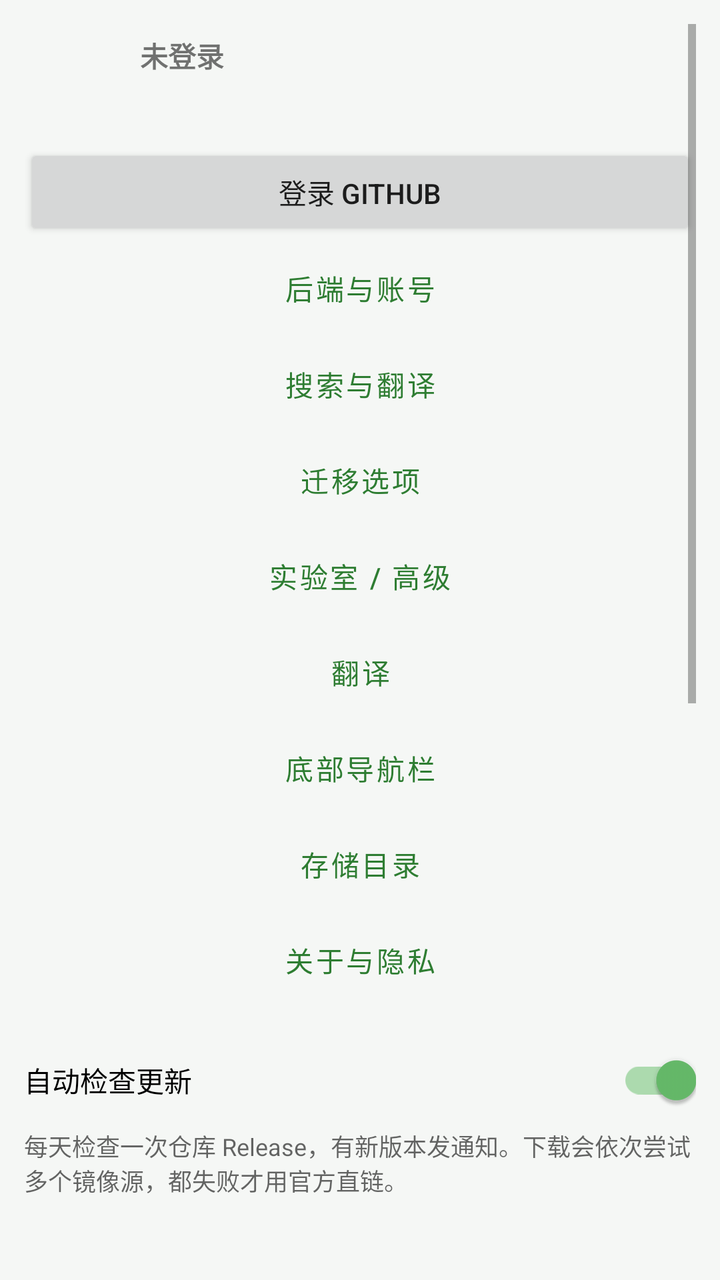
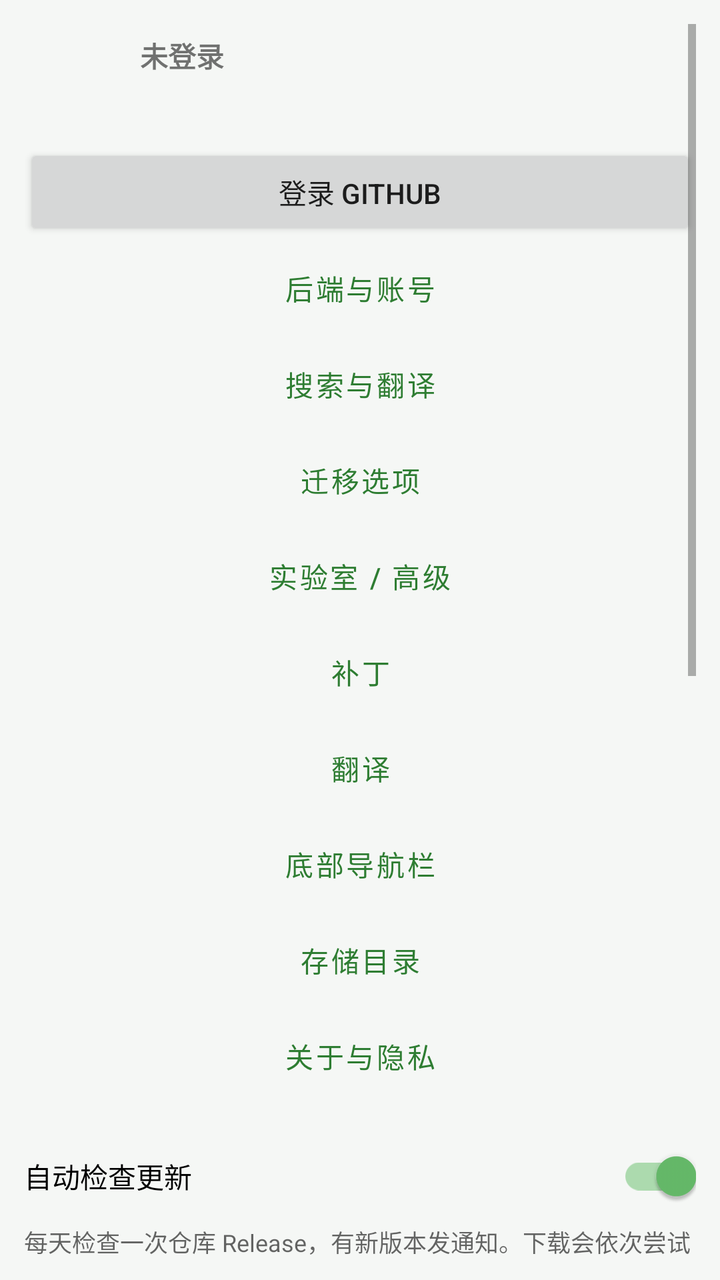

Two renders of the same Android screen: before a commit and after it. Below are the layout's source before the change and the commit's diff.
<!-- AndroidManifest.xml: application theme Theme.ModMigrator -->
<!-- res/layout/fragment_settings_main.xml -->
<?xml version="1.0" encoding="utf-8"?>
<ScrollView xmlns:android="http://schemas.android.com/apk/res/android"
    android:layout_width="match_parent"
    android:layout_height="match_parent"
    android:padding="12dp">

    <LinearLayout
        android:layout_width="match_parent"
        android:layout_height="wrap_content"
        android:orientation="vertical">

        <LinearLayout
            android:id="@+id/rowAccount"
            android:layout_width="match_parent"
            android:layout_height="wrap_content"
            android:gravity="center_vertical"
            android:orientation="horizontal"
            android:paddingBottom="12dp">

            <ImageView
                android:id="@+id/ivAvatar"
                android:layout_width="48dp"
                android:layout_height="48dp"
                android:contentDescription="@string/app_name"
                android:src="@drawable/ic_person" />

            <LinearLayout
                android:layout_width="0dp"
                android:layout_height="wrap_content"
                android:layout_marginStart="10dp"
                android:layout_weight="1"
                android:orientation="vertical">

                <TextView
                    android:id="@+id/tvAccount"
                    android:layout_width="match_parent"
                    android:layout_height="wrap_content"
                    android:text="@string/account_not_login"
                    android:textStyle="bold" />

                <TextView
                    android:id="@+id/tvConnState"
                    android:layout_width="match_parent"
                    android:layout_height="wrap_content"
                    android:textColor="@color/textSecondary"
                    android:textSize="12sp" />
            </LinearLayout>
        </LinearLayout>

        <Button
            android:id="@+id/btnAccount"
            android:layout_width="match_parent"
            android:layout_height="wrap_content"
            android:text="@string/account_login" />

        <Button
            android:id="@+id/btnGoBackend"
            style="@style/AppButtonOutlined"
            android:layout_width="match_parent"
            android:layout_height="wrap_content"
            android:text="@string/menu_backend" />

        <Button
            android:id="@+id/btnGoSearch"
            style="@style/AppButtonOutlined"
            android:layout_width="match_parent"
            android:layout_height="wrap_content"
            android:text="@string/menu_search" />

        <Button
            android:id="@+id/btnGoMigrate"
            style="@style/AppButtonOutlined"
            android:layout_width="match_parent"
            android:layout_height="wrap_content"
            android:text="@string/menu_migrate" />

        <Button
            android:id="@+id/btnGoLab"
            style="@style/AppButtonOutlined"
            android:layout_width="match_parent"
            android:layout_height="wrap_content"
            android:text="@string/menu_lab" />

        <Button
            android:id="@+id/btnGoTranslate"
            style="@style/AppButtonOutlined"
            android:layout_width="match_parent"
            android:layout_height="wrap_content"
            android:text="@string/menu_translate" />

        <Button
            android:id="@+id/btnGoNav"
            style="@style/AppButtonOutlined"
            android:layout_width="match_parent"
            android:layout_height="wrap_content"
            android:text="@string/menu_nav" />

        <Button
            android:id="@+id/btnGoStorage"
            style="@style/AppButtonOutlined"
            android:layout_width="match_parent"
            android:layout_height="wrap_content"
            android:text="@string/menu_storage" />

        <Button
            android:id="@+id/btnGoAbout"
            style="@style/AppButtonOutlined"
            android:layout_width="match_parent"
            android:layout_height="wrap_content"
            android:text="@string/menu_about" />

        <com.google.android.material.switchmaterial.SwitchMaterial
            android:id="@+id/swUpdate"
            android:layout_width="match_parent"
            android:layout_height="wrap_content"
            android:layout_marginTop="12dp"
            android:checked="true"
            android:text="@string/cfg_update" />

        <TextView
            android:layout_width="match_parent"
            android:layout_height="wrap_content"
            android:paddingBottom="8dp"
            android:text="@string/cfg_update_hint"
            android:textColor="@color/textSecondary"
            android:textSize="12sp" />

        <com.google.android.material.switchmaterial.SwitchMaterial
            android:id="@+id/swOffline"
            android:layout_width="match_parent"
            android:layout_height="wrap_content"
            android:layout_marginTop="12dp"
            android:text="@string/cfg_offline" />

        <TextView
            android:layout_width="match_parent"
            android:layout_height="wrap_content"
            android:paddingBottom="8dp"
            android:text="@string/cfg_offline_hint"
            android:textColor="@color/textSecondary"
            android:textSize="12sp" />

        
        <TextView
            android:id="@+id/tvOfflineParts"
            android:layout_width="match_parent"
            android:layout_height="wrap_content"
            android:layout_marginTop="12dp"
            android:text="单独关闭某一项的联网"
            android:textSize="13sp"
            android:textStyle="bold" />

        <com.google.android.material.switchmaterial.SwitchMaterial
            android:id="@+id/swOfflineSearch"
            android:layout_width="match_parent"
            android:layout_height="wrap_content"
            android:text="商店搜索与推荐" />

        <com.google.android.material.switchmaterial.SwitchMaterial
            android:id="@+id/swOfflineTranslate"
            android:layout_width="match_parent"
            android:layout_height="wrap_content"
            android:text="在线翻译（关掉后只用本地词典）" />

        <com.google.android.material.switchmaterial.SwitchMaterial
            android:id="@+id/swOfflineFeed"
            android:layout_width="match_parent"
            android:layout_height="wrap_content"
            android:text="资讯抓取" />

        <com.google.android.material.switchmaterial.SwitchMaterial
            android:id="@+id/swOfflineUpdate"
            android:layout_width="match_parent"
            android:layout_height="wrap_content"
            android:text="更新检查" />

        <com.google.android.material.switchmaterial.SwitchMaterial
            android:id="@+id/swOfflineAnnounce"
            android:layout_width="match_parent"
            android:layout_height="wrap_content"
            android:text="公告拉取" />

        <TextView
            android:layout_width="match_parent"
            android:layout_height="wrap_content"
            android:paddingBottom="8dp"
            android:text="上面的总开关打开时，所有联网一律关闭，分项不再单独判断。"
            android:textColor="@color/textSecondary"
            android:textSize="12sp" />

        <com.google.android.material.switchmaterial.SwitchMaterial
            android:id="@+id/swExtraLoaders"
            android:layout_width="match_parent"
            android:layout_height="wrap_content"
            android:layout_marginTop="12dp"
            android:text="在加载器分类里显示手机不支持的加载器" />

        <TextView
            android:layout_width="match_parent"
            android:layout_height="wrap_content"
            android:paddingBottom="8dp"
            android:text="如 Cleanroom / LiteLoader / Rift / Risugami / BTA。默认关闭：这些大多停在 1.12.2 及更早或已停更，手机上装了也跑不起来。开启后仅用于识别已有模组，不代表能运行。"
            android:textColor="@color/textSecondary"
            android:textSize="12sp" />
    </LinearLayout>
</ScrollView>
<!-- resources referenced by this layout -->
<resources>
  <color name="textSecondary">#99000000</color>
  <!-- drawable ic_person (drawable) -->
  <?xml version="1.0" encoding="utf-8"?>
  <vector xmlns:android="http://schemas.android.com/apk/res/android"
      android:width="24dp" android:height="24dp"
      android:viewportWidth="960" android:viewportHeight="960"
      android:tint="?attr/colorControlNormal">
      <path android:fillColor="@android:color/white" android:pathData="M480-480q-66 0-113-47t-47-113q0-66 47-113t113-47q66 0 113 47t47 113q0 66-47 113t-113 47ZM160-160v-32q0-34 17.5-62.5T224-294q62-31 126-45t130-14q66 0 130 14t126 45q29 15 46.5 43.5T800-208v32H160Z" />
  </vector>
  <string name="account_login">登录 GitHub</string>
  <string name="account_not_login">未登录</string>
  <string name="app_name">模组迁移助手</string>
  <string name="cfg_offline">完全离线（断网）</string>
  <string name="cfg_offline_hint">开启后任何网络请求都不发：只用本地词典与已缓存译文，搜索与下载不可用，但已装模组的迁移、配置编辑照常。注意：这与「关掉后端」是两回事——关后端只是改成你自己填 Key 直连，仍然联网。</string>
  <string name="cfg_update">自动检查更新</string>
  <string name="cfg_update_hint">每天检查一次仓库 Release，有新版本发通知。下载会依次尝试多个镜像源，都失败才用官方直链。</string>
  <string name="menu_about">关于与隐私</string>
  <string name="menu_backend">后端与账号</string>
  <string name="menu_lab">实验室 / 高级</string>
  <string name="menu_migrate">迁移选项</string>
  <string name="menu_nav">底部导航栏</string>
  <string name="menu_search">搜索与翻译</string>
  <string name="menu_storage">存储目录</string>
  <string name="menu_translate">翻译</string>
  <style name="AppButtonOutlined" parent="Widget.MaterialComponents.Button.OutlinedButton">
          <item name="strokeColor">?attr/colorPrimary</item>
          <item name="android:textColor">?attr/colorPrimary</item>
          <item name="iconTint">?attr/colorPrimary</item>
          <item name="rippleColor">?attr/colorPrimary</item>
      </style>
  <style name="Theme.ModMigrator" parent="Theme.MaterialComponents.DayNight.NoActionBar">
          <item name="colorPrimary">@color/primary</item>
          <item name="colorPrimaryDark">@color/primaryDark</item>
          <item name="colorAccent">@color/accent</item>
          <item name="android:windowBackground">@color/bg</item>
          <item name="android:statusBarColor">@color/primaryDark</item>
          <item name="preferenceTheme">@style/PreferenceThemeOverlay</item>
          
          <item name="materialButtonStyle">@style/AppButton</item>
      </style>
  <color name="primary">#FF2E7D32</color>
  <color name="primaryDark">#FF1B5E20</color>
  <color name="accent">#FF66BB6A</color>
  <color name="bg">#FFF5F7F5</color>
  <style name="AppButton" parent="Widget.MaterialComponents.Button">
          <item name="backgroundTint">?attr/colorPrimary</item>
          <item name="android:textColor">@android:color/white</item>
          <item name="rippleColor">?attr/colorPrimary</item>
      </style>
</resources>

<!-- the commit's change to res/layout/fragment_settings_main.xml (unified diff, before → after) -->
@@ -80,6 +80,12 @@
             android:layout_width="match_parent"
             android:layout_height="wrap_content"
             android:text="@string/menu_lab" />
+        <Button
+            android:id="@+id/btnGoPatch"
+            style="@style/AppButtonOutlined"
+            android:layout_width="match_parent"
+            android:layout_height="wrap_content"
+            android:text="@string/menu_patch" />
 
         <Button
             android:id="@+id/btnGoTranslate"
<!-- resource entries referenced after the edit -->
@@ -21,6 +21,7 @@
   <string name="menu_lab">实验室 / 高级</string>
   <string name="menu_migrate">迁移选项</string>
   <string name="menu_nav">底部导航栏</string>
+  <string name="menu_patch">补丁</string>
   <string name="menu_search">搜索与翻译</string>
   <string name="menu_storage">存储目录</string>
   <string name="menu_translate">翻译</string>
